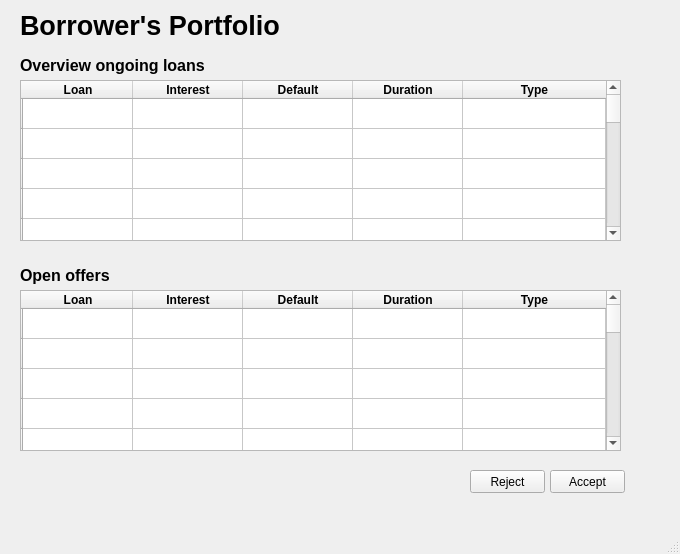
Old version of the form pyqt-designer/borrowersportfolio.ui in the repository Jumba/real-estate-market-docs.
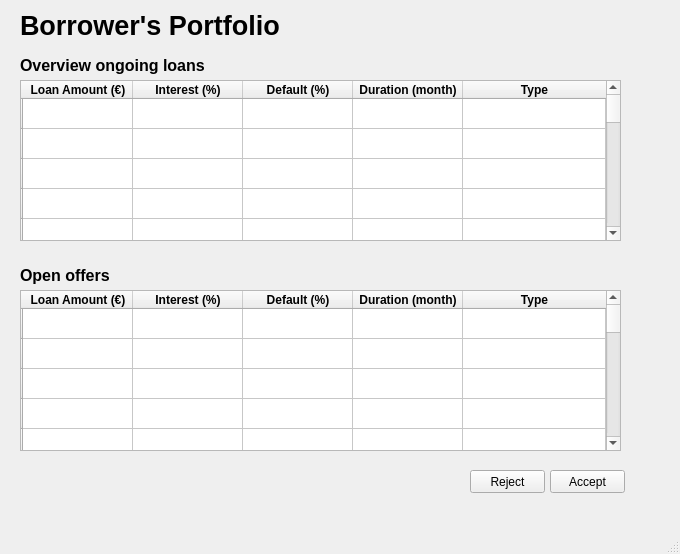
New version of the form.

```diff
--- a/pyqt-designer/borrowersportfolio.ui
+++ b/pyqt-designer/borrowersportfolio.ui
@@ -161,7 +161,7 @@
     </row>
     <column>
      <property name="text">
-      <string>Loan</string>
+      <string>Loan Amount (€)</string>
      </property>
      <property name="font">
       <font>
@@ -172,7 +172,7 @@
     </column>
     <column>
      <property name="text">
-      <string>Interest</string>
+      <string>Interest (%)</string>
      </property>
      <property name="font">
       <font>
@@ -183,7 +183,7 @@
     </column>
     <column>
      <property name="text">
-      <string>Default</string>
+      <string>Default (%)</string>
      </property>
      <property name="font">
       <font>
@@ -194,7 +194,7 @@
     </column>
     <column>
      <property name="text">
-      <string>Duration</string>
+      <string>Duration (month)</string>
      </property>
      <property name="font">
       <font>
@@ -408,7 +408,7 @@
     </row>
     <column>
      <property name="text">
-      <string>Loan</string>
+      <string>Loan Amount (€)</string>
      </property>
      <property name="font">
       <font>
@@ -419,7 +419,7 @@
     </column>
     <column>
      <property name="text">
-      <string>Interest</string>
+      <string>Interest (%)</string>
      </property>
      <property name="font">
       <font>
@@ -430,7 +430,7 @@
     </column>
     <column>
      <property name="text">
-      <string>Default</string>
+      <string>Default (%)</string>
      </property>
      <property name="font">
       <font>
@@ -441,7 +441,7 @@
     </column>
     <column>
      <property name="text">
-      <string>Duration</string>
+      <string>Duration (month)</string>
      </property>
      <property name="font">
       <font>
```
